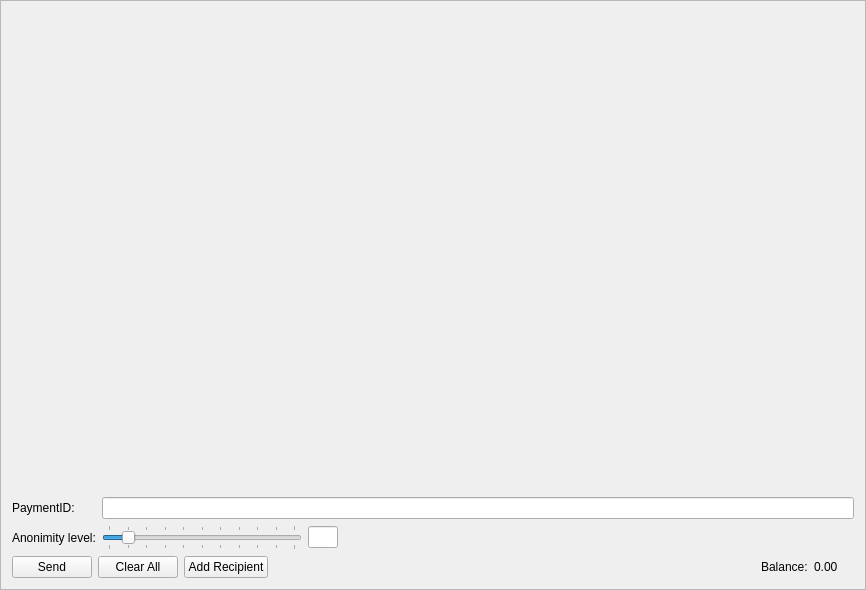
Before: the Qt Designer form src/gui/ui/sendframe.ui in iridiumdev/iridium-gui, drawn with Qt 5.
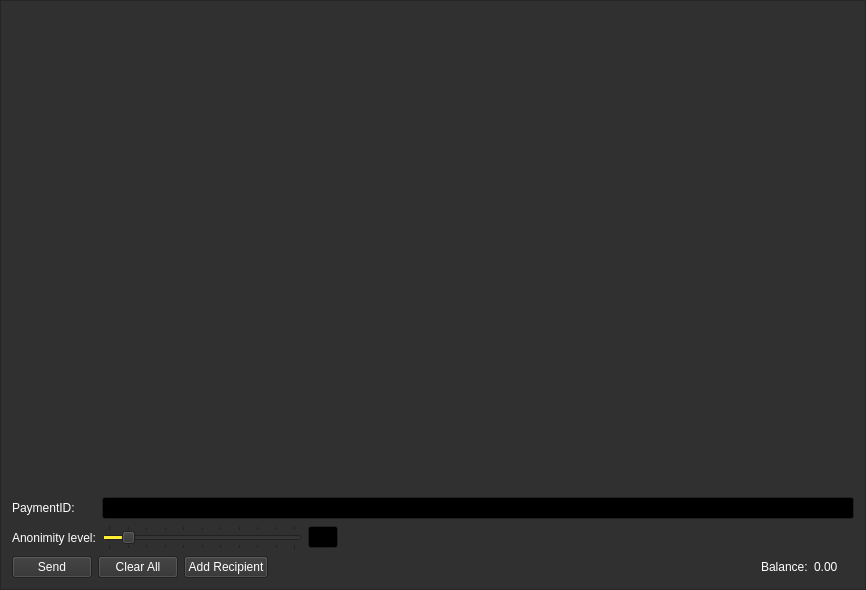
After: the same form once the commit is applied. Icons and pictures are not drawn.

The edit to the form file:
```diff
--- a/src/gui/ui/sendframe.ui
+++ b/src/gui/ui/sendframe.ui
@@ -10,6 +10,448 @@
     <height>590</height>
    </rect>
   </property>
+  <property name="palette">
+   <palette>
+    <active>
+     <colorrole role="WindowText">
+      <brush brushstyle="SolidPattern">
+       <color alpha="255">
+        <red>255</red>
+        <green>255</green>
+        <blue>255</blue>
+       </color>
+      </brush>
+     </colorrole>
+     <colorrole role="Button">
+      <brush brushstyle="SolidPattern">
+       <color alpha="255">
+        <red>48</red>
+        <green>48</green>
+        <blue>48</blue>
+       </color>
+      </brush>
+     </colorrole>
+     <colorrole role="Light">
+      <brush brushstyle="SolidPattern">
+       <color alpha="255">
+        <red>72</red>
+        <green>72</green>
+        <blue>72</blue>
+       </color>
+      </brush>
+     </colorrole>
+     <colorrole role="Midlight">
+      <brush brushstyle="SolidPattern">
+       <color alpha="255">
+        <red>60</red>
+        <green>60</green>
+        <blue>60</blue>
+       </color>
+      </brush>
+     </colorrole>
+     <colorrole role="Dark">
+      <brush brushstyle="SolidPattern">
+       <color alpha="255">
+        <red>24</red>
+        <green>24</green>
+        <blue>24</blue>
+       </color>
+      </brush>
+     </colorrole>
+     <colorrole role="Mid">
+      <brush brushstyle="SolidPattern">
+       <color alpha="255">
+        <red>32</red>
+        <green>32</green>
+        <blue>32</blue>
+       </color>
+      </brush>
+     </colorrole>
+     <colorrole role="Text">
+      <brush brushstyle="SolidPattern">
+       <color alpha="255">
+        <red>255</red>
+        <green>255</green>
+        <blue>255</blue>
+       </color>
+      </brush>
+     </colorrole>
+     <colorrole role="BrightText">
+      <brush brushstyle="SolidPattern">
+       <color alpha="255">
+        <red>255</red>
+        <green>255</green>
+        <blue>255</blue>
+       </color>
+      </brush>
+     </colorrole>
+     <colorrole role="ButtonText">
+      <brush brushstyle="SolidPattern">
+       <color alpha="255">
+        <red>255</red>
+        <green>255</green>
+        <blue>255</blue>
+       </color>
+      </brush>
+     </colorrole>
+     <colorrole role="Base">
+      <brush brushstyle="SolidPattern">
+       <color alpha="255">
+        <red>0</red>
+        <green>0</green>
+        <blue>0</blue>
+       </color>
+      </brush>
+     </colorrole>
+     <colorrole role="Window">
+      <brush brushstyle="SolidPattern">
+       <color alpha="255">
+        <red>48</red>
+        <green>48</green>
+        <blue>48</blue>
+       </color>
+      </brush>
+     </colorrole>
+     <colorrole role="Shadow">
+      <brush brushstyle="SolidPattern">
+       <color alpha="255">
+        <red>0</red>
+        <green>0</green>
+        <blue>0</blue>
+       </color>
+      </brush>
+     </colorrole>
+     <colorrole role="Highlight">
+      <brush brushstyle="SolidPattern">
+       <color alpha="255">
+        <red>254</red>
+        <green>233</green>
+        <blue>0</blue>
+       </color>
+      </brush>
+     </colorrole>
+     <colorrole role="AlternateBase">
+      <brush brushstyle="SolidPattern">
+       <color alpha="255">
+        <red>24</red>
+        <green>24</green>
+        <blue>24</blue>
+       </color>
+      </brush>
+     </colorrole>
+     <colorrole role="ToolTipBase">
+      <brush brushstyle="SolidPattern">
+       <color alpha="255">
+        <red>255</red>
+        <green>255</green>
+        <blue>220</blue>
+       </color>
+      </brush>
+     </colorrole>
+     <colorrole role="ToolTipText">
+      <brush brushstyle="SolidPattern">
+       <color alpha="255">
+        <red>0</red>
+        <green>0</green>
+        <blue>0</blue>
+       </color>
+      </brush>
+     </colorrole>
+    </active>
+    <inactive>
+     <colorrole role="WindowText">
+      <brush brushstyle="SolidPattern">
+       <color alpha="255">
+        <red>255</red>
+        <green>255</green>
+        <blue>255</blue>
+       </color>
+      </brush>
+     </colorrole>
+     <colorrole role="Button">
+      <brush brushstyle="SolidPattern">
+       <color alpha="255">
+        <red>48</red>
+        <green>48</green>
+        <blue>48</blue>
+       </color>
+      </brush>
+     </colorrole>
+     <colorrole role="Light">
+      <brush brushstyle="SolidPattern">
+       <color alpha="255">
+        <red>72</red>
+        <green>72</green>
+        <blue>72</blue>
+       </color>
+      </brush>
+     </colorrole>
+     <colorrole role="Midlight">
+      <brush brushstyle="SolidPattern">
+       <color alpha="255">
+        <red>60</red>
+        <green>60</green>
+        <blue>60</blue>
+       </color>
+      </brush>
+     </colorrole>
+     <colorrole role="Dark">
+      <brush brushstyle="SolidPattern">
+       <color alpha="255">
+        <red>24</red>
+        <green>24</green>
+        <blue>24</blue>
+       </color>
+      </brush>
+     </colorrole>
+     <colorrole role="Mid">
+      <brush brushstyle="SolidPattern">
+       <color alpha="255">
+        <red>32</red>
+        <green>32</green>
+        <blue>32</blue>
+       </color>
+      </brush>
+     </colorrole>
+     <colorrole role="Text">
+      <brush brushstyle="SolidPattern">
+       <color alpha="255">
+        <red>255</red>
+        <green>255</green>
+        <blue>255</blue>
+       </color>
+      </brush>
+     </colorrole>
+     <colorrole role="BrightText">
+      <brush brushstyle="SolidPattern">
+       <color alpha="255">
+        <red>255</red>
+        <green>255</green>
+        <blue>255</blue>
+       </color>
+      </brush>
+     </colorrole>
+     <colorrole role="ButtonText">
+      <brush brushstyle="SolidPattern">
+       <color alpha="255">
+        <red>255</red>
+        <green>255</green>
+        <blue>255</blue>
+       </color>
+      </brush>
+     </colorrole>
+     <colorrole role="Base">
+      <brush brushstyle="SolidPattern">
+       <color alpha="255">
+        <red>0</red>
+        <green>0</green>
+        <blue>0</blue>
+       </color>
+      </brush>
+     </colorrole>
+     <colorrole role="Window">
+      <brush brushstyle="SolidPattern">
+       <color alpha="255">
+        <red>48</red>
+        <green>48</green>
+        <blue>48</blue>
+       </color>
+      </brush>
+     </colorrole>
+     <colorrole role="Shadow">
+      <brush brushstyle="SolidPattern">
+       <color alpha="255">
+        <red>0</red>
+        <green>0</green>
+        <blue>0</blue>
+       </color>
+      </brush>
+     </colorrole>
+     <colorrole role="Highlight">
+      <brush brushstyle="SolidPattern">
+       <color alpha="255">
+        <red>254</red>
+        <green>233</green>
+        <blue>0</blue>
+       </color>
+      </brush>
+     </colorrole>
+     <colorrole role="AlternateBase">
+      <brush brushstyle="SolidPattern">
+       <color alpha="255">
+        <red>24</red>
+        <green>24</green>
+        <blue>24</blue>
+       </color>
+      </brush>
+     </colorrole>
+     <colorrole role="ToolTipBase">
+      <brush brushstyle="SolidPattern">
+       <color alpha="255">
+        <red>255</red>
+        <green>255</green>
+        <blue>220</blue>
+       </color>
+      </brush>
+     </colorrole>
+     <colorrole role="ToolTipText">
+      <brush brushstyle="SolidPattern">
+       <color alpha="255">
+        <red>0</red>
+        <green>0</green>
+        <blue>0</blue>
+       </color>
+      </brush>
+     </colorrole>
+    </inactive>
+    <disabled>
+     <colorrole role="WindowText">
+      <brush brushstyle="SolidPattern">
+       <color alpha="255">
+        <red>24</red>
+        <green>24</green>
+        <blue>24</blue>
+       </color>
+      </brush>
+     </colorrole>
+     <colorrole role="Button">
+      <brush brushstyle="SolidPattern">
+       <color alpha="255">
+        <red>48</red>
+        <green>48</green>
+        <blue>48</blue>
+       </color>
+      </brush>
+     </colorrole>
+     <colorrole role="Light">
+      <brush brushstyle="SolidPattern">
+       <color alpha="255">
+        <red>72</red>
+        <green>72</green>
+        <blue>72</blue>
+       </color>
+      </brush>
+     </colorrole>
+     <colorrole role="Midlight">
+      <brush brushstyle="SolidPattern">
+       <color alpha="255">
+        <red>60</red>
+        <green>60</green>
+        <blue>60</blue>
+       </color>
+      </brush>
+     </colorrole>
+     <colorrole role="Dark">
+      <brush brushstyle="SolidPattern">
+       <color alpha="255">
+        <red>24</red>
+        <green>24</green>
+        <blue>24</blue>
+       </color>
+      </brush>
+     </colorrole>
+     <colorrole role="Mid">
+      <brush brushstyle="SolidPattern">
+       <color alpha="255">
+        <red>32</red>
+        <green>32</green>
+        <blue>32</blue>
+       </color>
+      </brush>
+     </colorrole>
+     <colorrole role="Text">
+      <brush brushstyle="SolidPattern">
+       <color alpha="255">
+        <red>24</red>
+        <green>24</green>
+        <blue>24</blue>
+       </color>
+      </brush>
+     </colorrole>
+     <colorrole role="BrightText">
+      <brush brushstyle="SolidPattern">
+       <color alpha="255">
+        <red>255</red>
+        <green>255</green>
+        <blue>255</blue>
+       </color>
+      </brush>
+     </colorrole>
+     <colorrole role="ButtonText">
+      <brush brushstyle="SolidPattern">
+       <color alpha="255">
+        <red>24</red>
+        <green>24</green>
+        <blue>24</blue>
+       </color>
+      </brush>
+     </colorrole>
+     <colorrole role="Base">
+      <brush brushstyle="SolidPattern">
+       <color alpha="255">
+        <red>48</red>
+        <green>48</green>
+        <blue>48</blue>
+       </color>
+      </brush>
+     </colorrole>
+     <colorrole role="Window">
+      <brush brushstyle="SolidPattern">
+       <color alpha="255">
+        <red>48</red>
+        <green>48</green>
+        <blue>48</blue>
+       </color>
+      </brush>
+     </colorrole>
+     <colorrole role="Shadow">
+      <brush brushstyle="SolidPattern">
+       <color alpha="255">
+        <red>0</red>
+        <green>0</green>
+        <blue>0</blue>
+       </color>
+      </brush>
+     </colorrole>
+     <colorrole role="Highlight">
+      <brush brushstyle="SolidPattern">
+       <color alpha="255">
+        <red>0</red>
+        <green>120</green>
+        <blue>215</blue>
+       </color>
+      </brush>
+     </colorrole>
+     <colorrole role="AlternateBase">
+      <brush brushstyle="SolidPattern">
+       <color alpha="255">
+        <red>48</red>
+        <green>48</green>
+        <blue>48</blue>
+       </color>
+      </brush>
+     </colorrole>
+     <colorrole role="ToolTipBase">
+      <brush brushstyle="SolidPattern">
+       <color alpha="255">
+        <red>255</red>
+        <green>255</green>
+        <blue>220</blue>
+       </color>
+      </brush>
+     </colorrole>
+     <colorrole role="ToolTipText">
+      <brush brushstyle="SolidPattern">
+       <color alpha="255">
+        <red>0</red>
+        <green>0</green>
+        <blue>0</blue>
+       </color>
+      </brush>
+     </colorrole>
+    </disabled>
+   </palette>
+  </property>
   <property name="windowTitle">
    <string>Frame</string>
   </property>
@@ -33,8 +475,8 @@
        <rect>
         <x>0</x>
         <y>0</y>
-        <width>840</width>
-        <height>446</height>
+        <width>846</width>
+        <height>468</height>
        </rect>
       </property>
       <layout class="QVBoxLayout" name="m_send_frame_layout">
```
